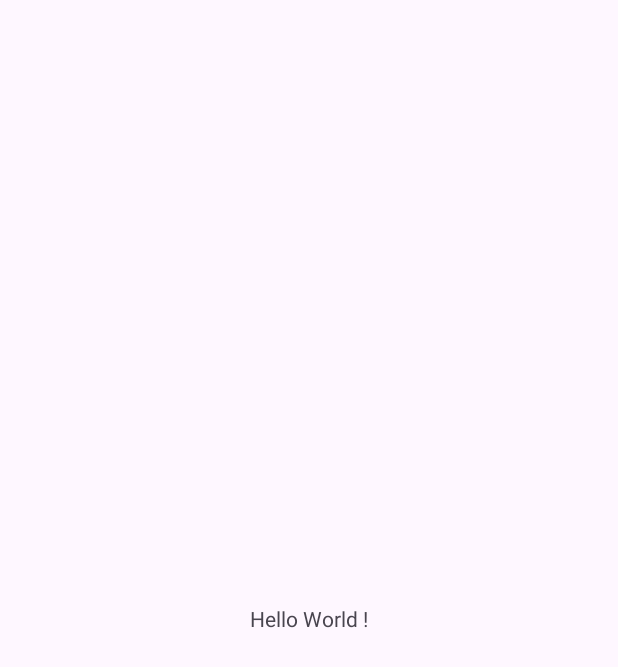
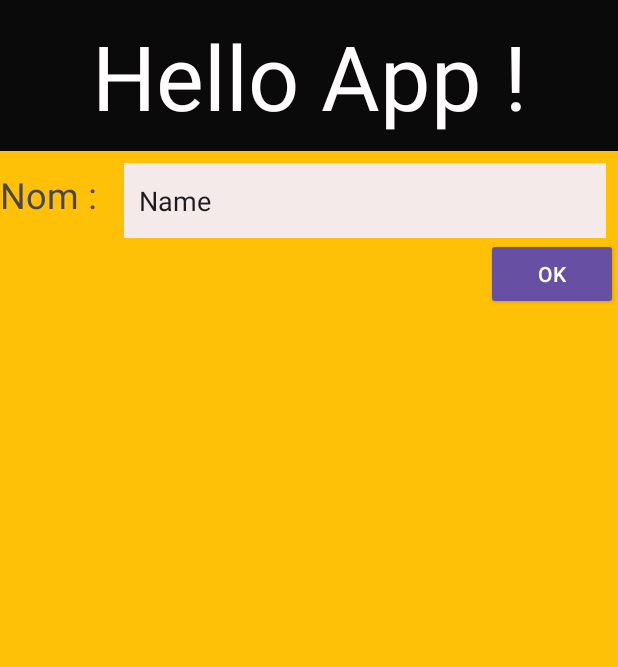
Before and after one commit to EDPMR2025/hello2, an Android app: the screen it shows after launch (MainActivity), on a phone screen of 412 x 824 dp. Before the commit the part shown is almost empty. Shown: the top 667 px of the screen. Run offline under Robolectric (Android 15) with nearby library versions, the phone set to English and light mode, and no system bars.

```diff
--- a/app/src/main/res/layout/activity_main.xml
+++ b/app/src/main/res/layout/activity_main.xml
@@ -5,16 +5,57 @@
     android:id="@+id/main"
     android:layout_width="match_parent"
     android:layout_height="match_parent"
-    tools:context=".MainActivity">
+    android:background="#FFC107"
+    tools:context=".MainActivity" >
 
     <TextView
-        android:onClick="foo"
-        android:layout_width="wrap_content"
+        android:id="@+id/textView"
+        android:layout_width="0dp"
         android:layout_height="wrap_content"
-        android:text="@string/hello_world"
-        app:layout_constraintBottom_toBottomOf="parent"
+        android:background="#0B0A0A"
+        android:gravity="center"
+        android:padding="10dp"
+        android:text="@string/hello_app"
+        android:textColor="#FFFDFD"
+        android:textSize="60sp"
         app:layout_constraintEnd_toEndOf="parent"
         app:layout_constraintStart_toStartOf="parent"
         app:layout_constraintTop_toTopOf="parent" />
 
+    <TextView
+        android:id="@+id/inputName"
+        android:layout_width="wrap_content"
+        android:layout_height="wrap_content"
+        android:paddingRight="10dp"
+        android:text="@string/nom"
+        android:textSize="24sp"
+        app:layout_constraintBottom_toBottomOf="@+id/editTextText"
+        app:layout_constraintStart_toStartOf="parent"
+        app:layout_constraintTop_toBottomOf="@+id/textView" />
+
+    <EditText
+        android:id="@+id/editTextText"
+        android:layout_width="0dp"
+        android:layout_height="50dp"
+        android:layout_marginStart="8dp"
+        android:layout_marginTop="8dp"
+        android:layout_marginEnd="8dp"
+        android:background="#F4EAEA"
+        android:ems="10"
+        android:inputType="text"
+        android:paddingLeft="10dp"
+        android:text="@string/name"
+        app:layout_constraintEnd_toEndOf="parent"
+        app:layout_constraintStart_toEndOf="@+id/inputName"
+        app:layout_constraintTop_toBottomOf="@+id/textView" />
+
+    <Button
+        android:id="@+id/btnOK"
+        style="@android:style/Widget.DeviceDefault.Button"
+        android:layout_width="wrap_content"
+        android:layout_height="wrap_content"
+        android:text="OK"
+        app:layout_constraintEnd_toEndOf="parent"
+        app:layout_constraintTop_toBottomOf="@+id/editTextText" />
+
 </androidx.constraintlayout.widget.ConstraintLayout>
--- a/app/src/main/res/values/strings.xml
+++ b/app/src/main/res/values/strings.xml
@@ -1,4 +1,7 @@
 <resources>
     <string name="app_name">Hello2</string>
     <string name="hello_world">Hello World !</string>
+    <string name="hello_app">Hello App !</string>
+    <string name="nom">Nom :</string>
+    <string name="name">Name</string>
 </resources>
```
